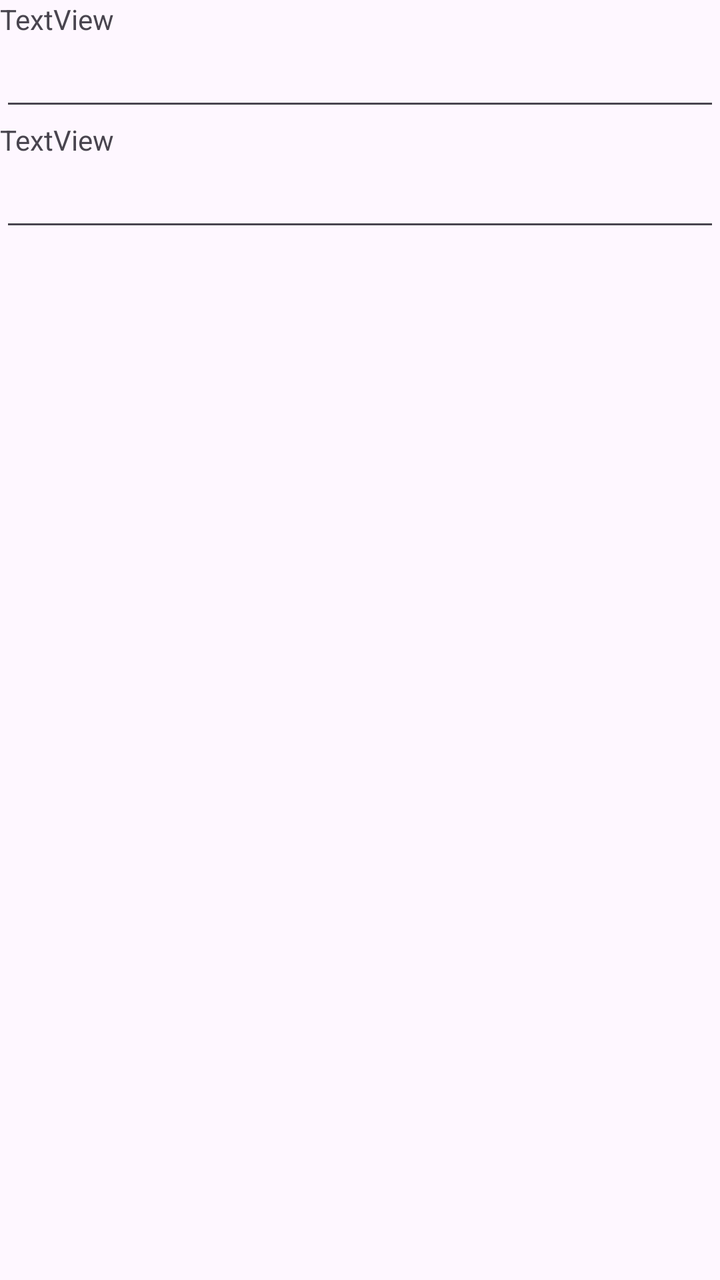
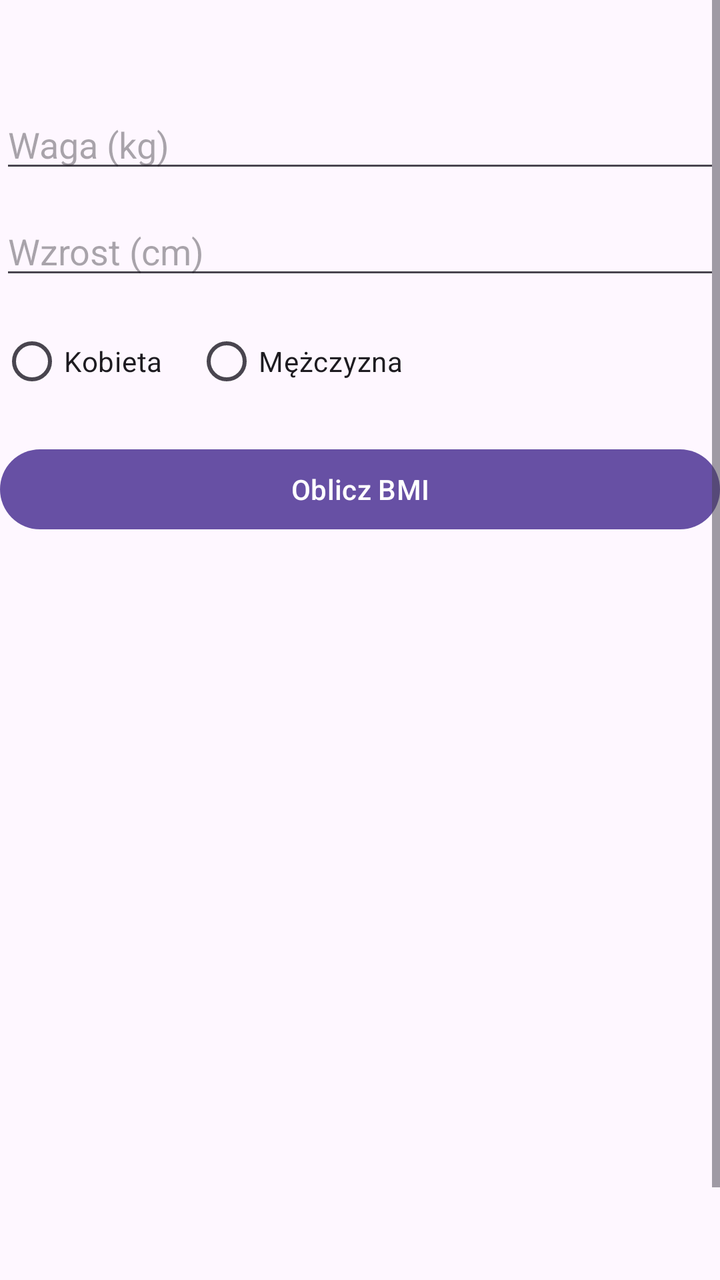

Screens rendered from an Android XML layout before and after an edit, with the pre-edit source and the edit as a unified diff.
<!-- AndroidManifest.xml: application theme Theme.AS_formularze_zad4 -->
<!-- res/layout/activity_main.xml -->
<?xml version="1.0" encoding="utf-8"?>
<ScrollView xmlns:android="http://schemas.android.com/apk/res/android"
    xmlns:app="http://schemas.android.com/apk/res-auto"
    xmlns:tools="http://schemas.android.com/tools"
    android:id="@+id/main"
    android:layout_width="match_parent"
    android:layout_height="match_parent"
    android:fillViewport="true"
    tools:context=".MainActivity" >

    <ScrollView
        android:layout_width="match_parent"
        android:layout_height="wrap_content">

        <LinearLayout
            android:layout_width="match_parent"
            android:layout_height="wrap_content"
            android:orientation="vertical" >

            <TextView
                android:id="@+id/textView"
                android:layout_width="match_parent"
                android:layout_height="wrap_content"
                android:text="TextView" />

            <EditText
                android:id="@+id/editTextNumberDecimal"
                android:layout_width="match_parent"
                android:layout_height="wrap_content"
                android:ems="10"
                android:inputType="numberDecimal" />

            <TextView
                android:id="@+id/textView2"
                android:layout_width="match_parent"
                android:layout_height="wrap_content"
                android:text="TextView" />

            <EditText
                android:id="@+id/editTextNumber"
                android:layout_width="match_parent"
                android:layout_height="wrap_content"
                android:ems="10"
                android:inputType="number" />

            <RadioGroup
                android:layout_width="match_parent"
                android:layout_height="match_parent" />
        </LinearLayout>
    </ScrollView>
</ScrollView>
<!-- resources referenced by this layout -->
<resources>
  <style name="Theme.AS_formularze_zad4" parent="Base.Theme.AS_formularze_zad4" />
  <style name="Base.Theme.AS_formularze_zad4" parent="Theme.Material3.DayNight.NoActionBar">
          
          
      </style>
</resources>

<!-- the commit's change to res/layout/activity_main.xml (unified diff, before → after) -->
@@ -4,48 +4,69 @@
     xmlns:tools="http://schemas.android.com/tools"
     android:id="@+id/main"
     android:layout_width="match_parent"
-    android:layout_height="match_parent"
+    android:layout_height="wrap_content"
     android:fillViewport="true"
-    tools:context=".MainActivity" >
+    tools:context=".MainActivity">
 
     <ScrollView
+        android:layout_marginTop="50dp"
         android:layout_width="match_parent"
-        android:layout_height="wrap_content">
+        android:layout_height="match_parent">
 
         <LinearLayout
             android:layout_width="match_parent"
             android:layout_height="wrap_content"
-            android:orientation="vertical" >
+            android:orientation="vertical">
 
-            <TextView
-                android:id="@+id/textView"
+            <EditText
+                android:id="@+id/etWeight"
                 android:layout_width="match_parent"
                 android:layout_height="wrap_content"
-                android:text="TextView" />
+                android:hint="Waga (kg)"
+                android:inputType="numberDecimal" />
 
             <EditText
-                android:id="@+id/editTextNumberDecimal"
+                android:id="@+id/etHeight"
                 android:layout_width="match_parent"
                 android:layout_height="wrap_content"
-                android:ems="10"
-                android:inputType="numberDecimal" />
-
-            <TextView
-                android:id="@+id/textView2"
-                android:layout_width="match_parent"
-                android:layout_height="wrap_content"
-                android:text="TextView" />
-
-            <EditText
-                android:id="@+id/editTextNumber"
-                android:layout_width="match_parent"
-                android:layout_height="wrap_content"
-                android:ems="10"
+                android:layout_marginTop="12dp"
+                android:hint="Wzrost (cm)"
                 android:inputType="number" />
 
             <RadioGroup
+                android:id="@+id/rgGender"
                 android:layout_width="match_parent"
-                android:layout_height="match_parent" />
+                android:layout_height="wrap_content"
+                android:layout_marginTop="12dp"
+                android:orientation="horizontal">
+
+                <RadioButton
+                    android:id="@+id/rbFemale"
+                    android:layout_width="wrap_content"
+                    android:layout_height="wrap_content"
+                    android:text="Kobieta" />
+
+                <RadioButton
+                    android:id="@+id/rbMale"
+                    android:layout_width="wrap_content"
+                    android:layout_height="wrap_content"
+                    android:layout_marginStart="16dp"
+                    android:text="Mężczyzna" />
+            </RadioGroup>
+
+            <Button
+                android:id="@+id/btnCalc"
+                android:layout_width="match_parent"
+                android:layout_height="wrap_content"
+                android:layout_marginTop="16dp"
+                android:text="Oblicz BMI" />
+
+            <TextView
+                android:id="@+id/tvResult"
+                android:layout_width="match_parent"
+                android:layout_height="wrap_content"
+                android:layout_marginTop="16dp"
+                android:textSize="18sp" />
         </LinearLayout>
     </ScrollView>
 </ScrollView>
